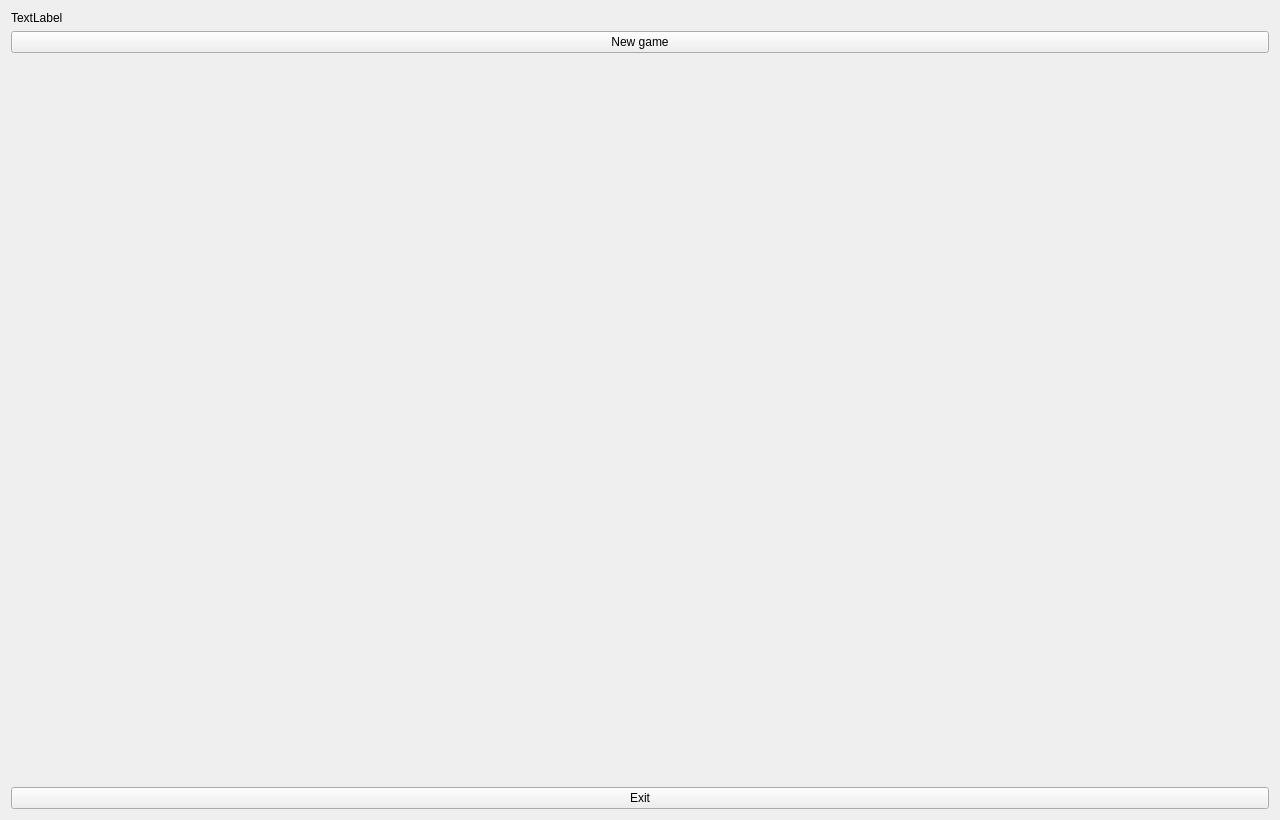
This is mainmenu.ui in KomandaB/-1 as Qt 5 draws it before an edit. The edited form follows.
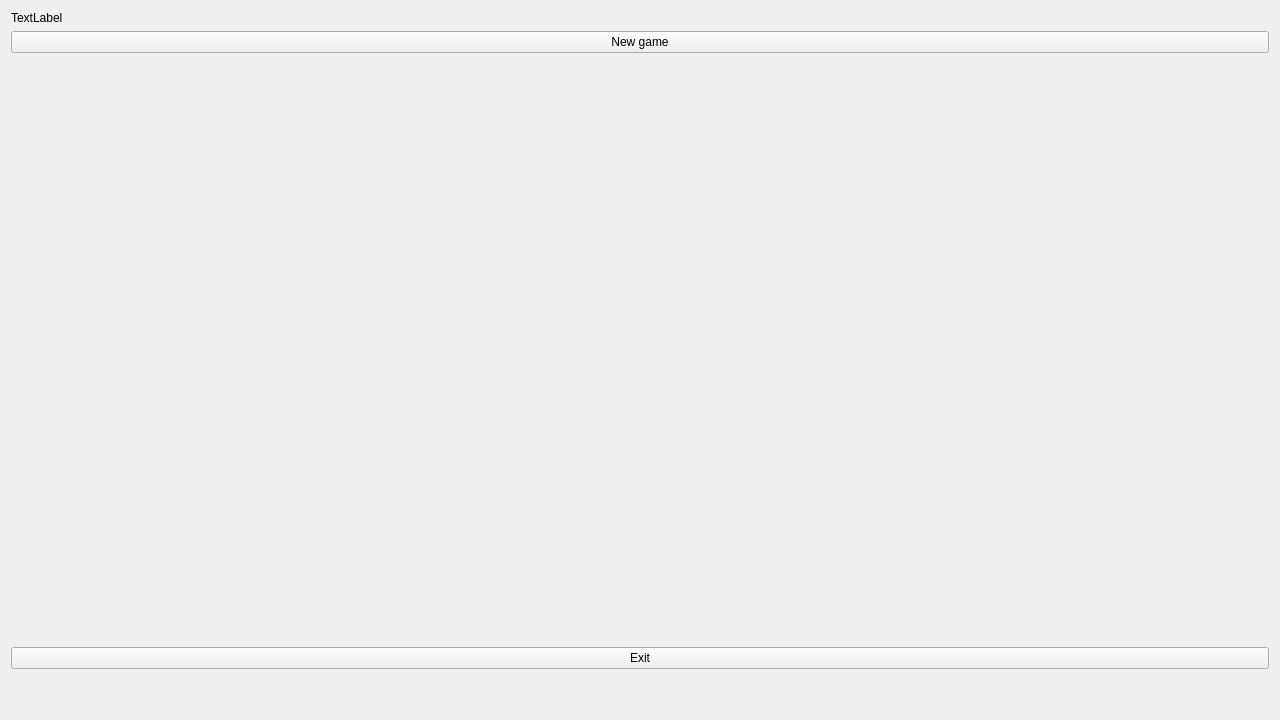
This is the edited form.

What changed in the file:
```diff
--- a/mainmenu.ui
+++ b/mainmenu.ui
@@ -7,7 +7,7 @@
     <x>0</x>
     <y>0</y>
     <width>1280</width>
-    <height>820</height>
+    <height>720</height>
    </rect>
   </property>
   <property name="sizePolicy">
@@ -19,13 +19,13 @@
   <property name="minimumSize">
    <size>
     <width>1280</width>
-    <height>820</height>
+    <height>720</height>
    </size>
   </property>
   <property name="maximumSize">
    <size>
     <width>1280</width>
-    <height>820</height>
+    <height>720</height>
    </size>
   </property>
   <property name="windowTitle">
@@ -65,7 +65,7 @@
        <property name="sizeHint" stdset="0">
         <size>
          <width>20</width>
-         <height>40</height>
+         <height>30</height>
         </size>
        </property>
       </spacer>
@@ -77,6 +77,22 @@
        </property>
       </widget>
      </item>
+     <item>
+      <spacer name="verticalSpacer">
+       <property name="orientation">
+        <enum>Qt::Vertical</enum>
+       </property>
+       <property name="sizeType">
+        <enum>QSizePolicy::Fixed</enum>
+       </property>
+       <property name="sizeHint" stdset="0">
+        <size>
+         <width>20</width>
+         <height>40</height>
+        </size>
+       </property>
+      </spacer>
+     </item>
     </layout>
    </item>
   </layout>
```
